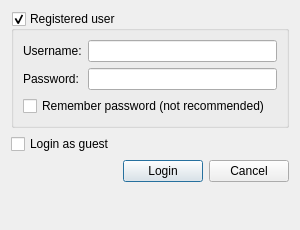
Above: src/gui/qt/internetgamelogindialog.ui from ph4n70mr1ddl3r/pokerth before the change. Below: the same form after it.
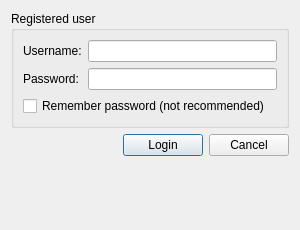
That is the form after the change.

Commit message: Cleanup: Remove guest login functionality from client, server, and protocol

```diff
--- a/src/gui/qt/internetgamelogindialog.ui
+++ b/src/gui/qt/internetgamelogindialog.ui
@@ -20,7 +20,7 @@
       <string>Registered user</string>
      </property>
      <property name="checkable">
-      <bool>true</bool>
+      <bool>false</bool>
      </property>
      <layout class="QGridLayout" name="gridLayout">
       <item row="0" column="0">
@@ -58,13 +58,6 @@
     </widget>
    </item>
    <item row="1" column="0">
-    <widget class="QCheckBox" name="checkBox_guest">
-     <property name="text">
-      <string>Login as guest</string>
-     </property>
-    </widget>
-   </item>
-   <item row="2" column="0">
     <layout class="QHBoxLayout" name="horizontalLayout">
      <item>
       <spacer name="horizontalSpacer">
@@ -95,7 +88,7 @@
      </item>
     </layout>
    </item>
-   <item row="3" column="0">
+   <item row="2" column="0">
     <widget class="QLabel" name="label_createAnAccount">
      <property name="openExternalLinks">
       <bool>true</bool>
```
Left out of the diff: 2 changed lines with no effect on the pictures. The commit also changes 40 other files.
